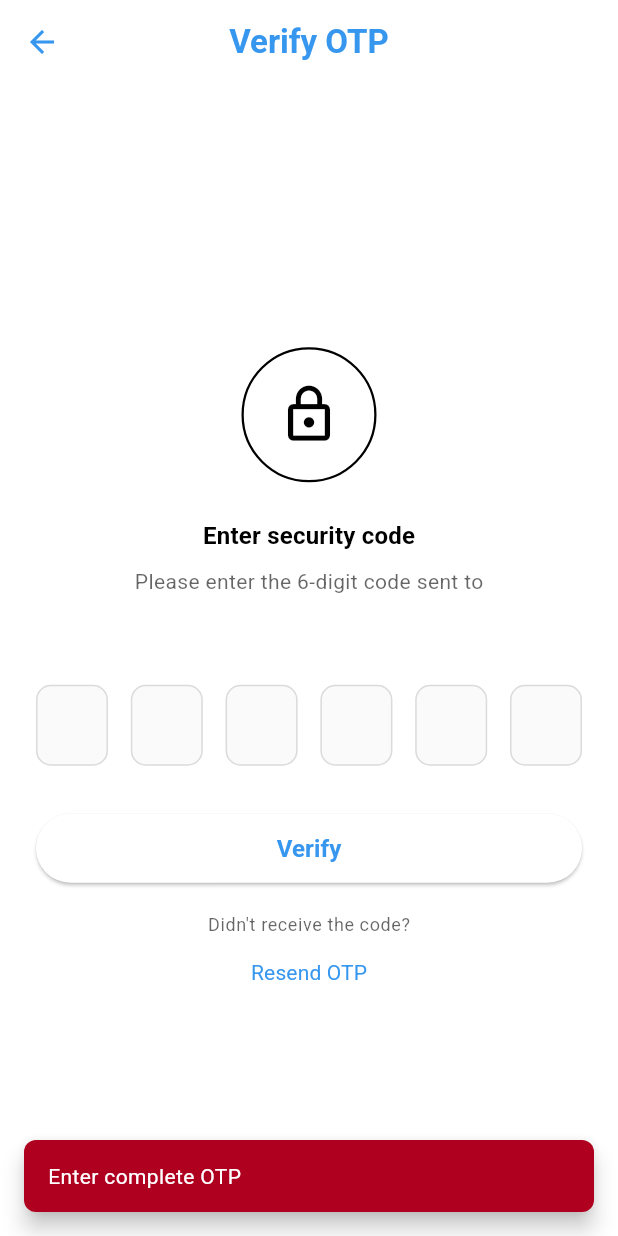
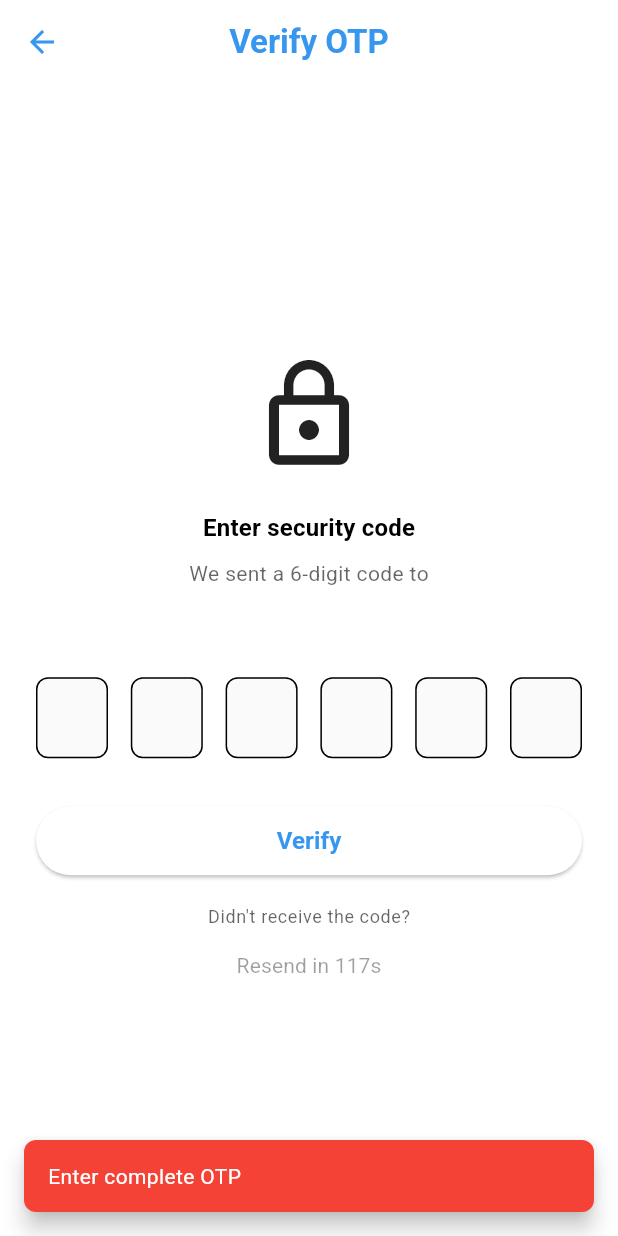
Before and after one commit to abhinavshr/instamate, a Flutter app: the OtpVerifyScreen screen opened directly with empty values, after a tap on "Verify", on a phone screen of 412 x 824 dp. Run offline on Flutter 3.47's test engine with Material 3 defaults, Android fonts, the phone set to English and light mode, and no system bars; our stand-ins replace flutter_secure_storage; accounts and stored records are empty.

Commit message:
feat: added the resend otp feature

```diff
--- a/lib/api/auth_api.dart
+++ b/lib/api/auth_api.dart
@@ -22,6 +22,14 @@ class AuthApi {
     );
   }
 
+  static Future<http.Response> resetPassword(Map<String, dynamic> data) {
+    return http.post(
+      Uri.parse('$_baseUrl/reset-password'),
+      headers: {'Content-Type': 'application/json'},
+      body: jsonEncode(data),
+    );
+  }
+
   static Future<http.Response> forgotPassword(Map<String, dynamic> data) {
     return http.post(
       Uri.parse('$_baseUrl/forgot-password'),
@@ -38,12 +46,11 @@ class AuthApi {
     );
   }
 
-  static Future<http.Response> resetPassword(Map<String, dynamic> data) {
+  static Future<http.Response> resendOtp(Map<String, dynamic> data) {
     return http.post(
-      Uri.parse('$_baseUrl/reset-password'),
+      Uri.parse('$_baseUrl/resend-otp'),
       headers: {'Content-Type': 'application/json'},
       body: jsonEncode(data),
     );
   }
-
 }
--- a/lib/screens/otp_verify_screen.dart
+++ b/lib/screens/otp_verify_screen.dart
@@ -1,3 +1,4 @@
+import 'dart:async';
 import 'package:flutter/material.dart';
 import '../services/auth_service.dart';
 import 'change_password_screen.dart';
@@ -18,8 +19,20 @@ class _OtpVerifyScreenState extends State<OtpVerifyScreen> {
 
   bool isLoading = false;
 
+  // 🔥 Resend OTP timer
+  int _resendSeconds = 120;
+  bool _canResend = false;
+  Timer? _resendTimer;
+
+  @override
+  void initState() {
+    super.initState();
+    _startResendTimer();
+  }
+
   @override
   void dispose() {
+    _resendTimer?.cancel();
     for (final c in _controllers) c.dispose();
     for (final f in _focusNodes) f.dispose();
     super.dispose();
@@ -27,6 +40,7 @@ class _OtpVerifyScreenState extends State<OtpVerifyScreen> {
 
   String get _otpCode => _controllers.map((c) => c.text).join();
 
+  // ---------------- VERIFY OTP ----------------
   Future<void> _verifyOtp() async {
     if (_otpCode.length != 6) {
       _showMessage('Enter complete OTP', false);
@@ -44,6 +58,7 @@ class _OtpVerifyScreenState extends State<OtpVerifyScreen> {
 
     if (error == null) {
       _showMessage('OTP verified successfully', true);
+
       Navigator.pushReplacement(
         context,
         MaterialPageRoute(
@@ -58,13 +73,52 @@ class _OtpVerifyScreenState extends State<OtpVerifyScreen> {
     }
   }
 
+  // ---------------- RESEND OTP ----------------
+  Future<void> _resendOtp() async {
+    if (!_canResend) return;
+
+    setState(() => isLoading = true);
+
+    final error = await AuthService.resendOtp(email: widget.email);
+
+    setState(() => isLoading = false);
+
+    if (error == null) {
+      for (final c in _controllers) {
+        c.clear();
+      }
+      _focusNodes.first.requestFocus();
+
+      _showMessage('OTP resent successfully', true);
+      _startResendTimer();
+    } else {
+      _showMessage(error, false);
+    }
+  }
+
+  // ---------------- TIMER ----------------
+  void _startResendTimer() {
+    _canResend = false;
+    _resendSeconds = 120;
+
+    _resendTimer?.cancel();
+    _resendTimer = Timer.periodic(const Duration(seconds: 1), (timer) {
+      if (_resendSeconds == 0) {
+        timer.cancel();
+        setState(() => _canResend = true);
+      } else {
+        setState(() => _resendSeconds--);
+      }
+    });
+  }
+
+  // ---------------- UI MESSAGE ----------------
   void _showMessage(String message, bool isSuccess) {
     ScaffoldMessenger.of(context).showSnackBar(
       SnackBar(
         content: Text(message),
-        backgroundColor: isSuccess
-            ? Color(0xFF3797EF)
-            : Theme.of(context).colorScheme.error,
+        backgroundColor:
+        isSuccess ? const Color(0xFF3797EF) : Colors.red,
         behavior: SnackBarBehavior.floating,
         margin: const EdgeInsets.all(16),
         shape: RoundedRectangleBorder(
@@ -85,21 +139,16 @@ class _OtpVerifyScreenState extends State<OtpVerifyScreen> {
         centerTitle: true,
         backgroundColor: theme.scaffoldBackgroundColor,
         iconTheme: IconThemeData(
-          color: theme.brightness == Brightness.dark
-              ? Colors.white
-              : const Color(0xFF3797EF),
+          color: isDark ? Colors.white : const Color(0xFF3797EF),
         ),
         title: Text(
           'Verify OTP',
           style: TextStyle(
-            color: theme.brightness == Brightness.dark
-                ? Colors.white
-                : const Color(0xFF3797EF),
+            color: isDark ? Colors.white : const Color(0xFF3797EF),
             fontWeight: FontWeight.w600,
           ),
         ),
       ),
-
       body: SafeArea(
         child: Center(
           child: SingleChildScrollView(
@@ -108,22 +157,7 @@ class _OtpVerifyScreenState extends State<OtpVerifyScreen> {
               children: [
                 const SizedBox(height: 24),
 
-                Container(
-                  height: 90,
-                  width: 90,
-                  decoration: BoxDecoration(
-                    shape: BoxShape.circle,
-                    border: Border.all(
-                      color: theme.dividerColor,
-                      width: 1.5,
-                    ),
-                  ),
-                  child: Icon(
-                    Icons.lock_outline,
-                    size: 42,
-                    color: theme.colorScheme.onBackground,
-                  ),
-                ),
+                Icon(Icons.lock_outline, size: 80),
 
                 const SizedBox(height: 24),
 
@@ -136,10 +170,11 @@ class _OtpVerifyScreenState extends State<OtpVerifyScreen> {
                 const SizedBox(height: 8),
 
                 Text(
-                  'Please enter the 6-digit code sent to',
+                  'We sent a 6-digit code to',
                   style: theme.textTheme.bodyMedium
                       ?.copyWith(color: theme.hintColor),
                 ),
+
                 const SizedBox(height: 6),
 
                 Text(
@@ -156,8 +191,10 @@ class _OtpVerifyScreenState extends State<OtpVerifyScreen> {
                     return _otpBox(
                       controller: _controllers[index],
                       focusNode: _focusNodes[index],
-                      nextFocus: index < 5 ? _focusNodes[index + 1] : null,
-                      prevFocus: index > 0 ? _focusNodes[index - 1] : null,
+                      nextFocus:
+                      index < 5 ? _focusNodes[index + 1] : null,
+                      prevFocus:
+                      index > 0 ? _focusNodes[index - 1] : null,
                       isDark: isDark,
                       context: context,
                     );
@@ -175,9 +212,7 @@ class _OtpVerifyScreenState extends State<OtpVerifyScreen> {
                         ? const SizedBox(
                       height: 22,
                       width: 22,
-                      child: CircularProgressIndicator(
-                        strokeWidth: 2,
-                      ),
+                      child: CircularProgressIndicator(strokeWidth: 2),
                     )
                         : const Text(
                       'Verify',
@@ -196,20 +231,15 @@ class _OtpVerifyScreenState extends State<OtpVerifyScreen> {
                   style: theme.textTheme.bodySmall
                       ?.copyWith(color: theme.hintColor),
                 ),
+
                 TextButton(
-                  onPressed: () {
-                    // static resend
-                  },
-                  style: TextButton.styleFrom(
-                    foregroundColor: Theme.of(context).brightness == Brightness.dark
-                        ? Colors.white
-                        : const Color(0xFF3797EF),
-                    textStyle: Theme.of(context)
-                        .textTheme
-                        .labelLarge
-                        ?.copyWith(fontWeight: FontWeight.w500),
+                  onPressed:
+                  _canResend && !isLoading ? _resendOtp : null,
+                  child: Text(
+                    _canResend
+                        ? 'Resend OTP'
+                        : 'Resend in ${_resendSeconds}s',
                   ),
-                  child: const Text('Resend OTP'),
                 ),
               ],
             ),
@@ -219,6 +249,7 @@ class _OtpVerifyScreenState extends State<OtpVerifyScreen> {
     );
   }
 
+  // ---------------- OTP BOX ----------------
   Widget _otpBox({
     required BuildContext context,
     required TextEditingController controller,
@@ -236,28 +267,7 @@ class _OtpVerifyScreenState extends State<OtpVerifyScreen> {
         keyboardType: TextInputType.number,
         maxLength: 1,
         textAlign: TextAlign.center,
-        style: Theme.of(context)
-            .textTheme
-            .titleLarge
-            ?.copyWith(fontWeight: FontWeight.w600),
-        decoration: InputDecoration(
-          counterText: '',
-          filled: true,
-          fillColor: isDark ? const Color(0xFF121212) : const Color(0xFFFAFAFA),
-          enabledBorder: OutlineInputBorder(
-            borderRadius: BorderRadius.circular(10),
-            borderSide: BorderSide(
-              color: isDark ? Colors.grey : const Color(0xFFDBDBDB),
-            ),
-          ),
-          focusedBorder: OutlineInputBorder(
-            borderRadius: BorderRadius.circular(10),
-            borderSide: BorderSide(
-              color: isDark ? Colors.white : const Color(0xFF3797EF),
-              width: 1.6,
-            ),
-          ),
-        ),
+        decoration: const InputDecoration(counterText: ''),
         onChanged: (value) {
           if (value.isNotEmpty && nextFocus != null) {
             nextFocus.requestFocus();
--- a/lib/services/auth_service.dart
+++ b/lib/services/auth_service.dart
@@ -156,4 +156,18 @@ class AuthService {
     }
   }
 
+  static Future<String?> resendOtp({required String email}) async {
+    try {
+      final response = await AuthApi.resendOtp({'email': email});
+      final data = jsonDecode(response.body);
+
+      if (response.statusCode == 200) {
+        return null; // success
+      }
+
+      return data['message'] ?? 'Failed to send OTP';
+    } catch (e) {
+      return e.toString();
+    }
+  }
 }
```
